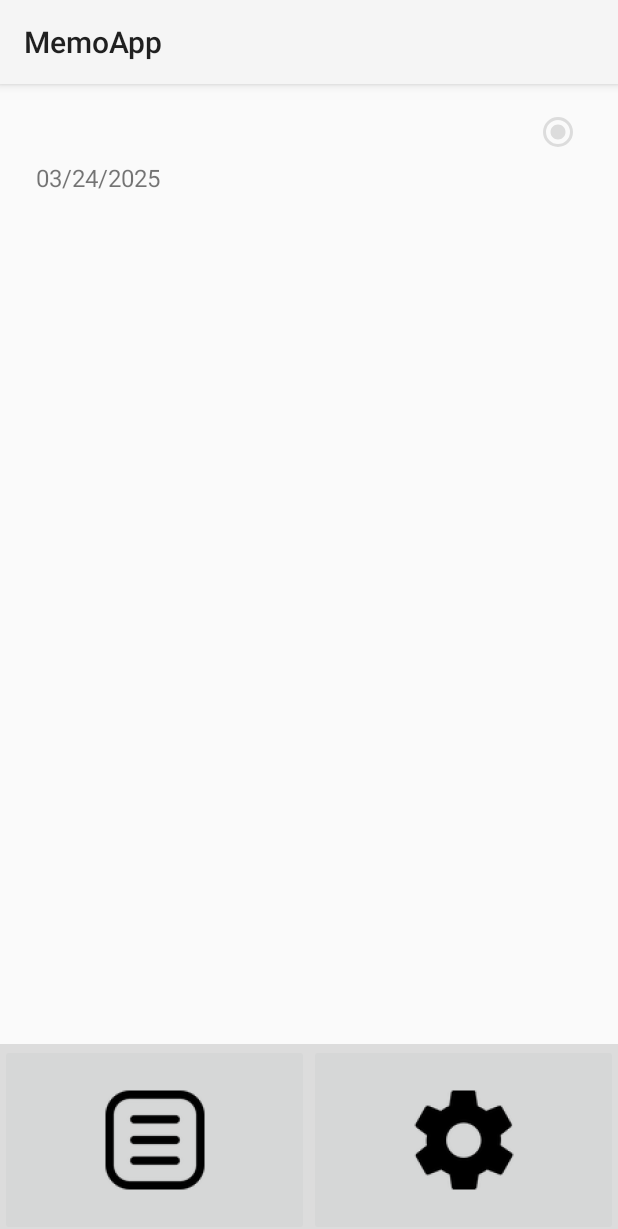
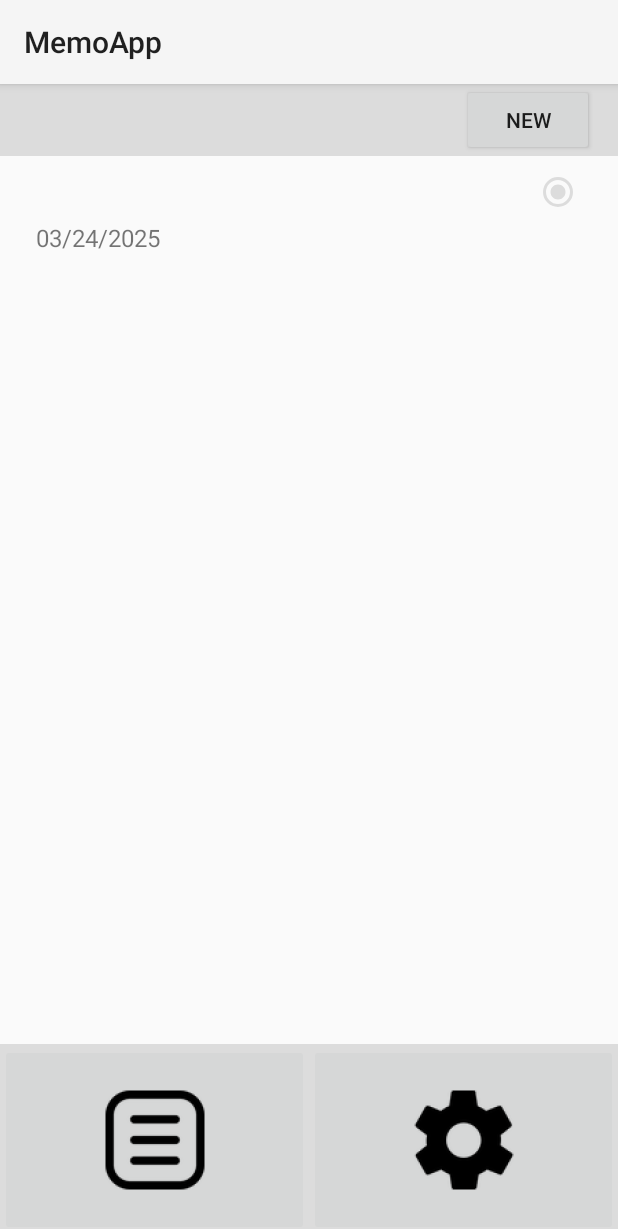
Before and after one commit to omarumustafa/NotesMemo, an Android app: the MemoList screen opened directly, with no data from a screen before it, on a phone screen of 412 x 824 dp. Shown: the top 1229 px of the screen. Run offline under Robolectric (Android 15) with nearby library versions, the phone set to English and light mode, and no system bars.

Commit message:
\\ new memo button added to to list activity \\ main activity now displays info for list click

```diff
--- a/app/src/main/java/com/example/memoapp/MemoList.java
+++ b/app/src/main/java/com/example/memoapp/MemoList.java
@@ -7,6 +7,7 @@ import android.database.Cursor;
 import android.database.sqlite.SQLiteDatabase;
 import android.os.Bundle;
 import android.view.View;
+import android.widget.Button;
 import android.widget.ImageButton;
 import android.widget.RadioButton;
 import android.widget.Toast;
@@ -50,6 +51,7 @@ public class MemoList extends AppCompatActivity {
 
         listImageButton();
         memoSettingButton();
+        addMemoButton();
 
         SharedPreferences sharedPreferences = getSharedPreferences("MemoPreferences", Context.MODE_PRIVATE);
         String sortBy = sharedPreferences.getString("sortfield", "priority");
@@ -93,7 +95,6 @@ public class MemoList extends AppCompatActivity {
         itemTouchHelper.attachToRecyclerView(memoList);
 
 
-
 //        ds = new MemoDataSource(this);
 //        memoList = findViewById(R.id.rvMemo);
 //        memoList.setLayoutManager(new LinearLayoutManager(this));
@@ -107,14 +108,14 @@ public class MemoList extends AppCompatActivity {
         loadMemos();
     }
 
-        @Override
-        protected void onResume() {
+    @Override
+    protected void onResume() {
         super.onResume();
         loadMemos();
 
+    }
 
-    }
-    private void loadMemos(){
+    private void loadMemos() {
         SharedPreferences sharedPreferences = getSharedPreferences("MemoPreferences", Context.MODE_PRIVATE);
         String sortBy = sharedPreferences.getString("sortfield", "priority");
 
@@ -134,6 +135,7 @@ public class MemoList extends AppCompatActivity {
 
 
     }
+
     private void listImageButton() {
         ImageButton ibList = findViewById(R.id.listImageButton);
         ibList.setOnClickListener(new View.OnClickListener() {
@@ -145,7 +147,7 @@ public class MemoList extends AppCompatActivity {
         });
     }
 
-    private void memoSettingButton(){
+    private void memoSettingButton() {
         ImageButton msButton = findViewById(R.id.settingsImageButton);
         msButton.setOnClickListener(new View.OnClickListener() {
             @Override
@@ -156,4 +158,15 @@ public class MemoList extends AppCompatActivity {
             }
         });
     }
+
+    private void addMemoButton() {
+        Button addMemoButton = findViewById(R.id.addMemoButton);
+        addMemoButton.setOnClickListener(new View.OnClickListener() {
+            @Override
+            public void onClick(View v) {
+                Intent intent = new Intent(MemoList.this, MainActivity.class);
+                startActivity(intent);
+            }
+        });
+    }
 }
--- a/app/src/main/res/layout/activity_memo_list.xml
+++ b/app/src/main/res/layout/activity_memo_list.xml
@@ -6,6 +6,26 @@
     android:layout_width="match_parent"
     android:layout_height="match_parent"
     tools:context=".MemoList">
+
+    <androidx.constraintlayout.widget.ConstraintLayout
+        android:id="@+id/constraintLayout"
+        android:layout_width="match_parent"
+        android:layout_height="wrap_content"
+        android:background="@color/grey"
+        app:layout_constraintEnd_toEndOf="parent"
+        app:layout_constraintStart_toStartOf="parent"
+        app:layout_constraintTop_toTopOf="parent">
+
+        <Button
+            android:id="@+id/addMemoButton"
+            android:layout_width="wrap_content"
+            android:layout_height="wrap_content"
+            android:layout_marginEnd="16dp"
+            android:text="New"
+            app:layout_constraintBottom_toBottomOf="parent"
+            app:layout_constraintEnd_toEndOf="parent"
+            app:layout_constraintTop_toTopOf="parent" />
+    </androidx.constraintlayout.widget.ConstraintLayout>
 
     <LinearLayout
         android:id="@+id/navigationbar"
@@ -40,13 +60,12 @@
         android:layout_width="0dp"
         android:layout_height="0dp"
         android:layout_marginStart="8dp"
-        android:layout_marginTop="8dp"
         android:layout_marginEnd="8dp"
         android:layout_marginBottom="8dp"
         app:layout_constraintBottom_toTopOf="@+id/navigationbar"
         app:layout_constraintEnd_toEndOf="parent"
         app:layout_constraintHorizontal_bias="0.0"
         app:layout_constraintStart_toStartOf="parent"
-        app:layout_constraintTop_toTopOf="parent" />
+        app:layout_constraintTop_toBottomOf="@+id/constraintLayout" />
 
 </androidx.constraintlayout.widget.ConstraintLayout>
```
Also changed, not shown: app/src/main/java/com/example/memoapp/MainActivity.java (+42 -2 lines), app/src/main/java/com/example/memoapp/MemoDataSource.java (+11 -23 lines).
